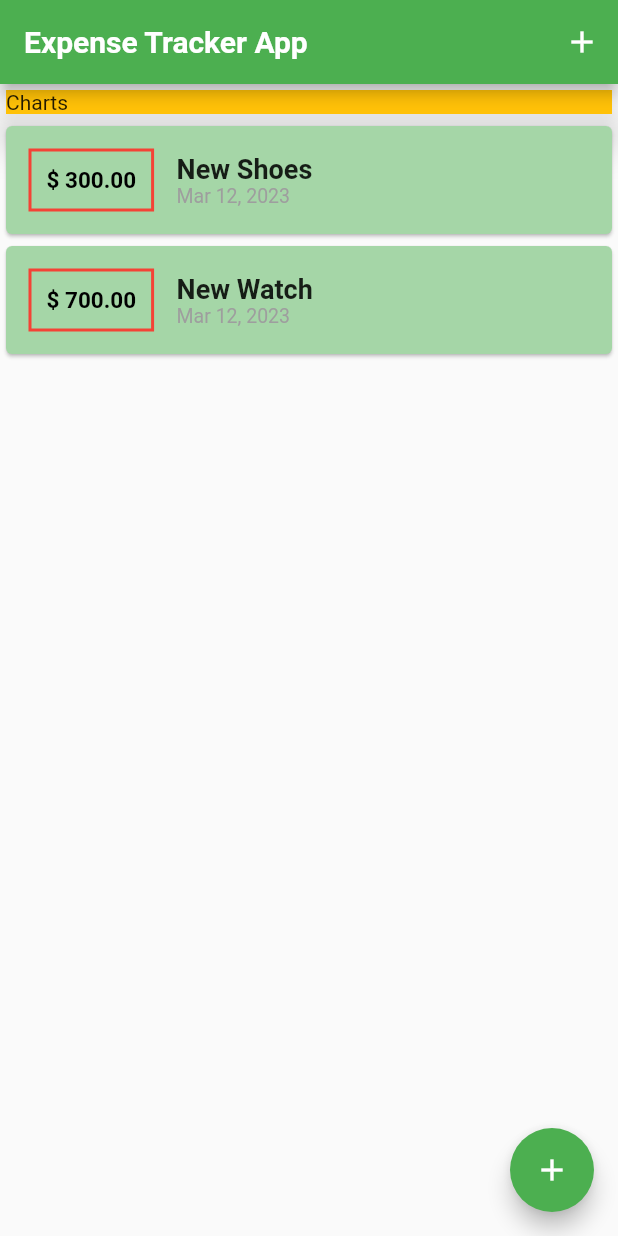
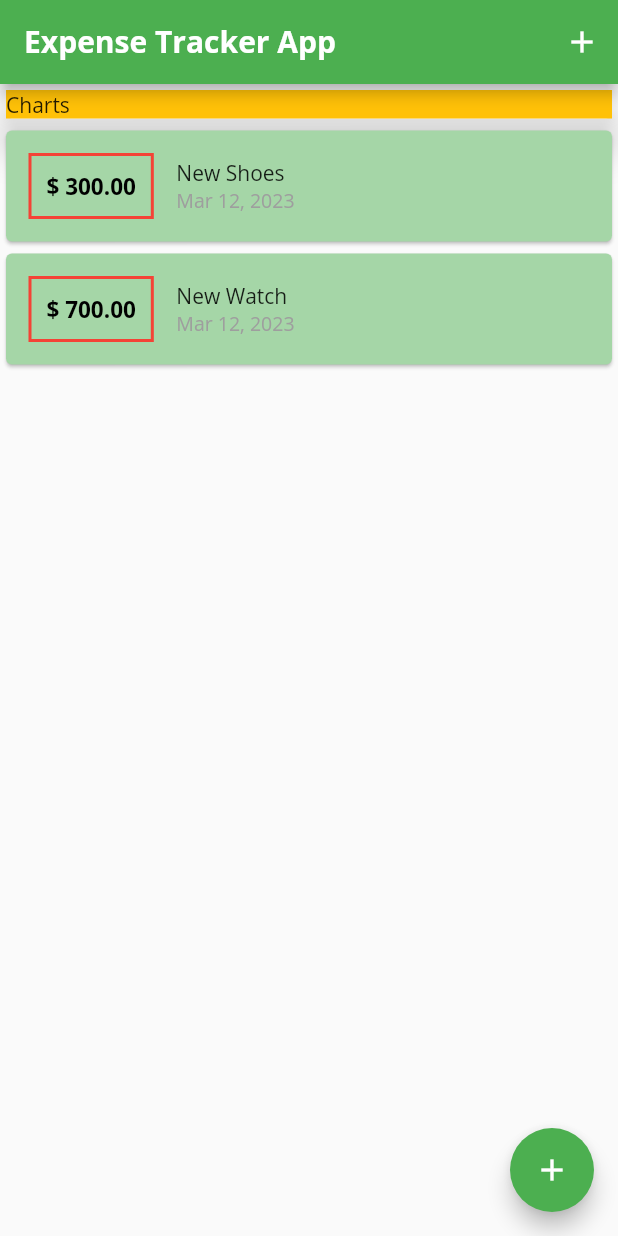
Before and after one commit to TRohit20/Flutter-Playground, a Flutter app: the screen it shows after launch, on a phone screen of 412 x 824 dp. Run offline on Flutter 3.47's test engine with Material 2 defaults, Android fonts, the light colour scheme and no system bars; our stand-ins replace firebase_auth, firebase_core; missing offline and left inert: dart:ffi; accounts and stored records are empty.

Commit message:
Custom Fonts and working with Text Themes

```diff
--- a/expense_tracker/lib/main.dart
+++ b/expense_tracker/lib/main.dart
@@ -12,7 +12,26 @@ class MyApp extends StatelessWidget {
   Widget build(BuildContext context) {
     return MaterialApp(
       title: 'Expense Tracker App',
-      theme: ThemeData(primarySwatch: Colors.green),
+      theme: ThemeData(
+          primarySwatch: Colors.green,
+          fontFamily: 'OpenSans',
+          // Defining a custom text theme which can be referenced or used globally
+          textTheme:
+              const TextTheme(titleLarge: TextStyle(fontFamily: 'Quicksand')),
+          // Using a AppBar Theme in order to set the theme universal or across multiple pages
+          appBarTheme: AppBarTheme(
+              toolbarTextStyle: ThemeData.light()
+                  .textTheme
+                  .copyWith(
+                      titleLarge:
+                          const TextStyle(fontFamily: 'OpenSans', fontSize: 20))
+                  .bodyMedium,
+              titleTextStyle: ThemeData.light()
+                  .textTheme
+                  .copyWith(
+                      titleLarge:
+                          const TextStyle(fontFamily: 'OpenSans', fontSize: 20))
+                  .titleLarge)),
       home: MyHomePage(),
     );
   }
@@ -45,7 +64,7 @@ class _MyHomePageState extends State<MyHomePage> {
     // UKW Context does, Builder is a function that'll return the widget that should be inside
     showModalBottomSheet(
         context: ctx,
-        builder: (_) {
+        builder: (bctx) {
           // We are ignoring context of this builder for now
           return NewTransaction(_addingNewTransaction);
         });
--- a/expense_tracker/lib/widgets/transactions_list.dart
+++ b/expense_tracker/lib/widgets/transactions_list.dart
@@ -40,10 +40,8 @@ class TransactionList extends StatelessWidget {
                   children: <Widget>[
                     Text(
                       transactions[index].title,
-                      style: const TextStyle(
-                        fontWeight: FontWeight.bold,
-                        fontSize: 18,
-                      ),
+                      // Referring to theme of out title theme
+                      style: Theme.of(context).textTheme.bodyLarge,
                     ),
                     Text(
                       // DateFormat('dd-MM-yyyy').format(tx.date),
```
Also changed, not shown: expense_tracker/pubspec.yaml (+9 -6 lines), expense_tracker/assets/fonts/OpenSans-Bold.ttf (added), expense_tracker/assets/fonts/OpenSans-Regular.ttf (added), expense_tracker/assets/fonts/Quicksand-Bold.ttf (added), expense_tracker/assets/fonts/Quicksand-Light.ttf (added), expense_tracker/assets/fonts/Quicksand-Medium.ttf (added), expense_tracker/assets/fonts/Quicksand-Regular.ttf (added), 2 other files.
